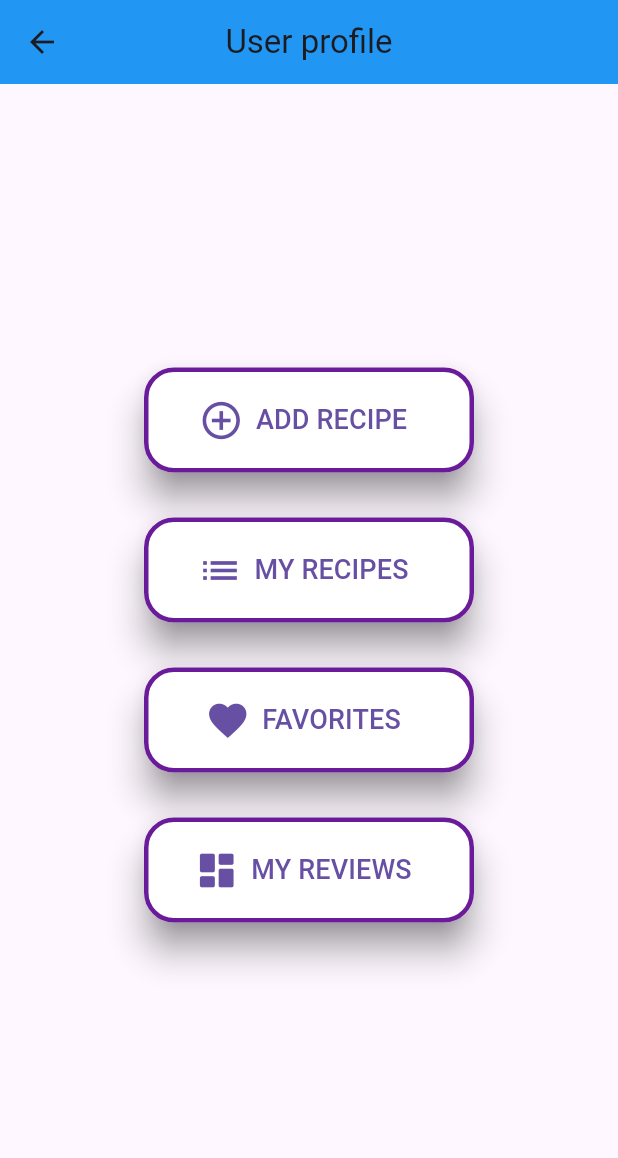
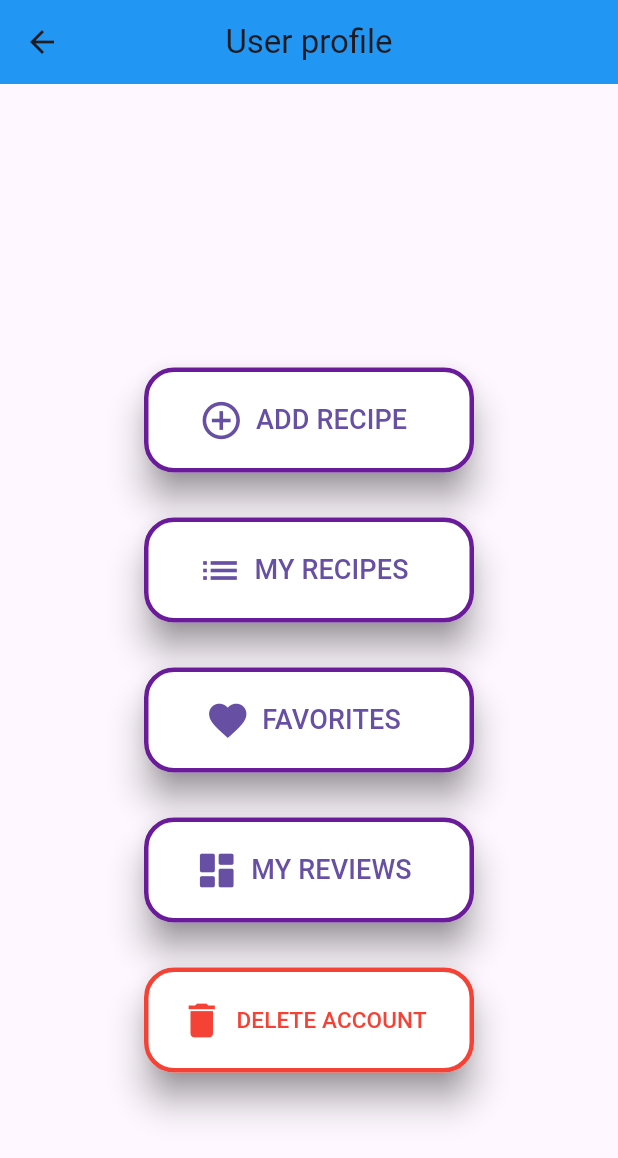
Before and after one commit to xdCranx/RecipeWorld, a Flutter app: the UserPage screen opened by its route, on a phone screen of 412 x 824 dp. Shown: the top 1158 px of the screen. Run offline on Flutter 3.47's test engine with Material 3 defaults, Android fonts, the phone set to English and light mode, and no system bars; our stand-ins replace get; accounts and stored records are empty.

Commit message:
Delete account api integration

```diff
--- a/frontend/lib/pages/user_page.dart
+++ b/frontend/lib/pages/user_page.dart
@@ -147,6 +147,62 @@ class _UserPageState extends State<UserPage> {
                       context, MaterialPageRoute(builder: (_) => MyReviewsPage()));
                 },
               ),
+              const SizedBox(height: 30),
+              OutlinedButton.icon(
+                icon: const Icon(
+                  Icons.delete,
+                  color: Colors.red,
+                ),
+                label: const Text(
+                  "DELETE ACCOUNT",
+                  style: TextStyle(
+                    fontSize: 15,
+                    color: Colors.red,
+                  ),
+                ),
+                style: ButtonStyle(
+                  iconSize: MaterialStateProperty.all(30),
+                  elevation: MaterialStateProperty.all(10),
+                  backgroundColor: MaterialStateProperty.all(Colors.white),
+                  shadowColor: MaterialStateProperty.all(Colors.grey[800]),
+                  fixedSize: MaterialStateProperty.all(const Size(220, 70)),
+                  side: MaterialStateProperty.all(const BorderSide(width: 3, color: Colors.red)),
+                  shape: MaterialStateProperty.all<RoundedRectangleBorder>(
+                    RoundedRectangleBorder(
+                      borderRadius: BorderRadius.circular(20.0),
+                    ),
+                  ),
+                ),
+                onPressed: () async {
+                  bool confirmed = await showDialog(
+                    context: context,
+                    builder: (BuildContext context) {
+                      return AlertDialog(
+                        title: const Text("Confirm Deletion"),
+                        content: const Text("Are you sure you want to delete your account? This action cannot be undone."),
+                        actions: <Widget>[
+                          TextButton(
+                            onPressed: () {
+                              Navigator.of(context).pop(false);
+                            },
+                            child: const Text("Cancel"),
+                          ),
+                          TextButton(
+                            onPressed: () {
+                              Navigator.of(context).pop(true); // User confirmed the deletion
+                            },
+                            child: const Text("Delete"),
+                          ),
+                        ],
+                      );
+                    },
+                  );
+
+                  if (confirmed == true) {
+                    await Get.find<UserController>().deleteAccount();
+                  }
+                },
+              ),
             ]
           ),
         )
```
Also changed, not shown: frontend/lib/controllers/user_controller.dart (+34 -0 lines).
